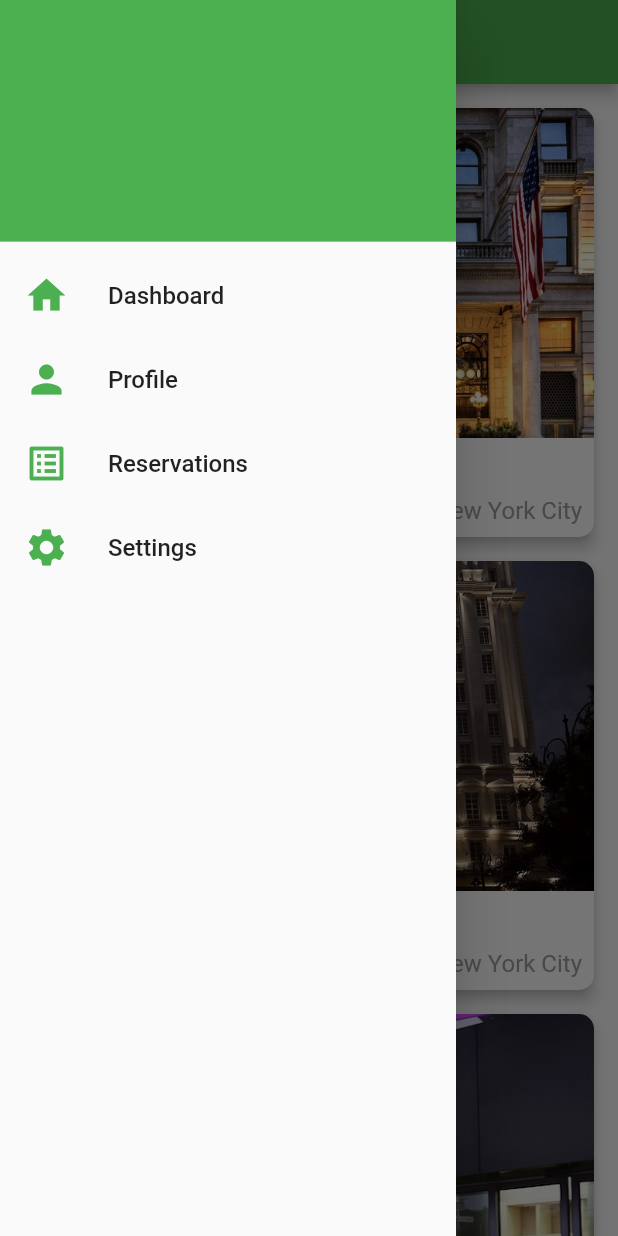
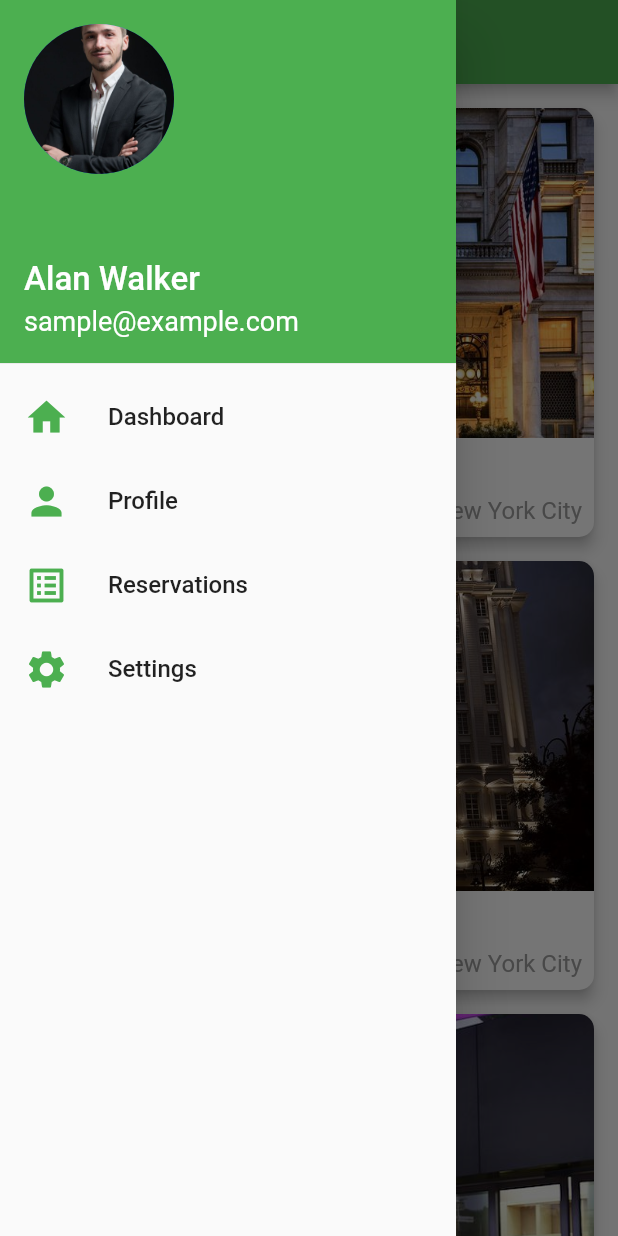
Before and after one commit to Zarik04/flutter_hotel_reservation_system, a Flutter app: the DashboardPage screen opened directly, with the side drawer open, on a phone screen of 412 x 824 dp. Run offline on Flutter 3.47's test engine with Material 2 defaults, Android fonts, the phone set to English and light mode, and no system bars.

Commit message:
Edited drawer_menu.dart: - Built drawer header - Applied user data view to header - Fixed sizes and paddings of drawer menu

```diff
--- a/lib/drawer_menu.dart
+++ b/lib/drawer_menu.dart
@@ -15,11 +15,39 @@ class _DrawerMenuState extends State<DrawerMenu> {
       child: ListView(
         padding: EdgeInsets.zero,
         children: [
-          const DrawerHeader(
-            decoration: BoxDecoration(
-              color: Colors.green,
+          const SizedBox(
+            height: 250,
+            child: UserAccountsDrawerHeader(
+              decoration: BoxDecoration(
+                color: Colors.green,
+              ),
+              accountName: Text(
+                'Alan Walker',
+                style: TextStyle(
+                  fontSize: 22,
+                  fontWeight: FontWeight.w500,
+                  color: Colors.white,
+                ),
+              ),
+              accountEmail: Text(
+                'sample@example.com',
+                style: TextStyle(
+                  fontSize: 18,
+                  color: Colors.white,
+                ),
+              ),
+              currentAccountPicture: CircleAvatar(
+                child: ClipOval(
+                  child: Image(
+                    image: AssetImage('img/ava.jpg'),
+                    width: 100,
+                    height: 100,
+                    fit: BoxFit.cover,
+                  ),
+                ),
+              ),
+              currentAccountPictureSize: Size(100.0, 100.0),
             ),
-            child: Column(),
           ),
           ListTile(
             title: const Text(
--- a/lib/intro_page.dart
+++ b/lib/intro_page.dart
@@ -47,7 +47,7 @@ class _HomeScState extends State<IntroPage> {
           Container(
             decoration: const BoxDecoration(
               image: DecorationImage(
-                image: AssetImage('img/intro.png.png'),
+                image: AssetImage('img/intro.png'),
               ),
             ),
           ),
```
Also changed, not shown: img/ava.jpg (added), img/intro.png (renamed from img/intro.png.png).
